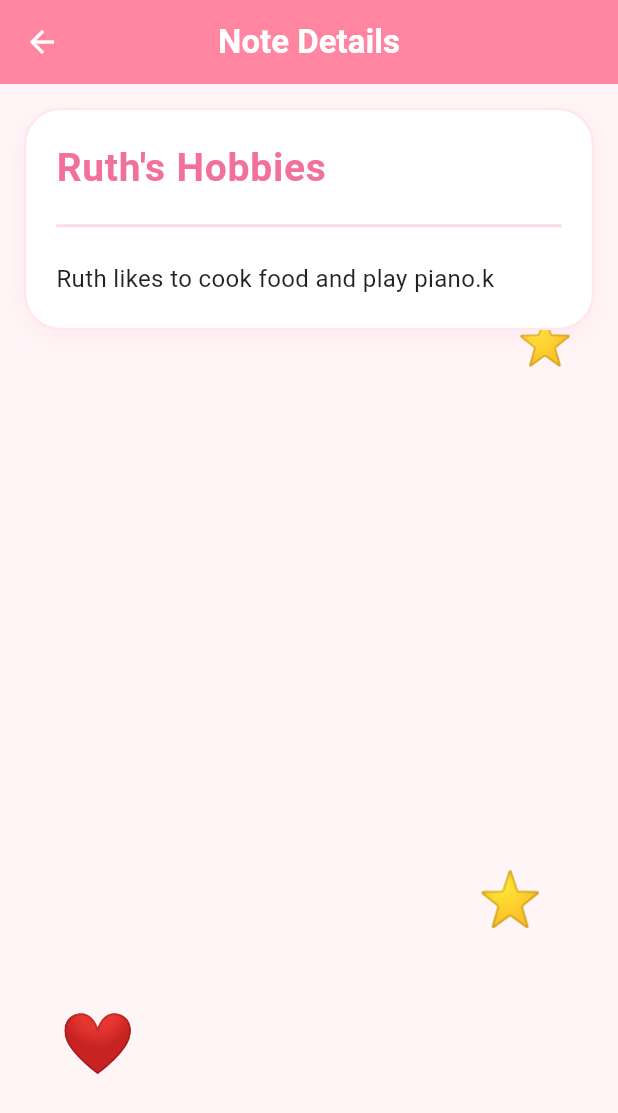
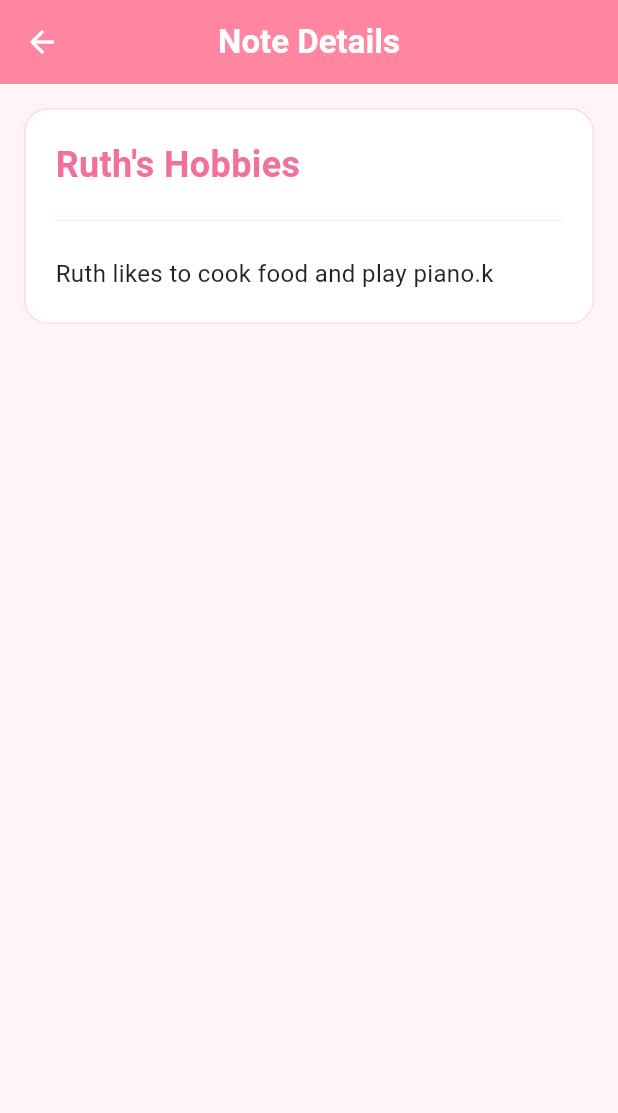
Before and after one commit to ruthdg43/Notesapp_http_UGR-9664-16, a Flutter app: the screen it shows after launch, after a tap on "Ruth's Hobbies", on a phone screen of 412 x 824 dp. Shown: the top 1113 px of the screen. Run offline on Flutter 3.47's test engine with Material 3 defaults, Android fonts, the phone set to English and light mode, and no system bars; network calls fail.

Commit message:
final commit

```diff
--- a/lib/screens/add_note_screen.dart
+++ b/lib/screens/add_note_screen.dart
@@ -1,7 +1,7 @@
 import 'package:flutter/material.dart';
 import 'package:provider/provider.dart';
 import '../providers/note_provider.dart';
-import '../widgets/aesthetic_background.dart';
+import '../providers/note_provider.dart';
 
 class AddNoteScreen extends StatefulWidget {
   const AddNoteScreen({super.key});
@@ -48,8 +48,7 @@ class _AddNoteScreenState extends State<AddNoteScreen> {
       appBar: AppBar(
         title: const Text('Add New Note', style: TextStyle(fontWeight: FontWeight.bold)),
       ),
-      body: AestheticBackground(
-        child: _isLoading
+      body: _isLoading
           ? const Center(child: CircularProgressIndicator())
           : Padding(
               padding: const EdgeInsets.all(16.0),
@@ -102,7 +101,6 @@ class _AddNoteScreenState extends State<AddNoteScreen> {
                 ),
               ),
             ),
-      ),
     );
   }
 }
--- a/lib/screens/edit_note_screen.dart
+++ b/lib/screens/edit_note_screen.dart
@@ -2,7 +2,7 @@ import 'package:flutter/material.dart';
 import 'package:provider/provider.dart';
 import '../models/note_model.dart';
 import '../providers/note_provider.dart';
-import '../widgets/aesthetic_background.dart';
+import '../providers/note_provider.dart';
 
 class EditNoteScreen extends StatefulWidget {
   final Note note;
@@ -59,8 +59,7 @@ class _EditNoteScreenState extends State<EditNoteScreen> {
       appBar: AppBar(
         title: const Text('Edit Note', style: TextStyle(fontWeight: FontWeight.bold)),
       ),
-      body: AestheticBackground(
-        child: _isLoading
+      body: _isLoading
           ? const Center(child: CircularProgressIndicator())
           : Padding(
               padding: const EdgeInsets.all(16.0),
@@ -113,7 +112,6 @@ class _EditNoteScreenState extends State<EditNoteScreen> {
                 ),
               ),
             ),
-      ),
     );
   }
 }
--- a/lib/screens/home_screen.dart
+++ b/lib/screens/home_screen.dart
@@ -2,7 +2,6 @@ import 'package:flutter/material.dart';
 import 'package:provider/provider.dart';
 import '../providers/note_provider.dart';
 import '../widgets/note_card.dart';
-import '../widgets/aesthetic_background.dart';
 import 'add_note_screen.dart';
 import 'edit_note_screen.dart';
 import 'note_details_screen.dart';
@@ -61,8 +60,7 @@ class _HomeScreenState extends State<HomeScreen> {
           ),
         ),
       ),
-      body: AestheticBackground(
-        child: Consumer<NoteProvider>(
+      body: Consumer<NoteProvider>(
         builder: (context, noteProvider, child) {
           if (noteProvider.isLoading && noteProvider.notes.isEmpty) {
             return const Center(child: CircularProgressIndicator());
@@ -120,7 +118,6 @@ class _HomeScreenState extends State<HomeScreen> {
           );
         },
       ),
-      ),
       floatingActionButton: FloatingActionButton.extended(
         onPressed: () {
           Navigator.push(
--- a/lib/screens/note_details_screen.dart
+++ b/lib/screens/note_details_screen.dart
@@ -1,6 +1,6 @@
 import 'package:flutter/material.dart';
 import '../models/note_model.dart';
-import '../widgets/aesthetic_background.dart';
+import '../models/note_model.dart';
 
 class NoteDetailsScreen extends StatelessWidget {
   final Note note;
@@ -12,23 +12,15 @@ class NoteDetailsScreen extends StatelessWidget {
       appBar: AppBar(
         title: const Text('Note Details', style: TextStyle(fontWeight: FontWeight.bold)),
       ),
-      body: AestheticBackground(
-        child: Padding(
+      body: Padding(
         padding: const EdgeInsets.all(16.0),
         child: Container(
           width: double.infinity,
           padding: const EdgeInsets.all(20.0),
           decoration: BoxDecoration(
             color: Colors.white,
-              borderRadius: BorderRadius.circular(24),
-              boxShadow: [
-                BoxShadow(
-                  color: const Color(0xFFFF85A1).withOpacity(0.1),
-                  blurRadius: 15,
-                  offset: const Offset(0, 5),
-                ),
-              ],
-              border: Border.all(color: const Color(0xFFFF85A1).withOpacity(0.2), width: 1.5),
+            borderRadius: BorderRadius.circular(16),
+            border: Border.all(color: const Color(0xFFFF85A1).withOpacity(0.3)),
           ),
           child: Column(
             mainAxisSize: MainAxisSize.min,
@@ -37,14 +29,13 @@ class NoteDetailsScreen extends StatelessWidget {
               Text(
                 note.title,
                 style: const TextStyle(
-                    fontSize: 26,
+                  fontSize: 24,
                   fontWeight: FontWeight.bold,
                   color: Color(0xFFF2709C),
-                    letterSpacing: 0.5,
                 ),
               ),
               const SizedBox(height: 12),
-                Divider(color: const Color(0xFFFF85A1).withOpacity(0.3), thickness: 2),
+              Divider(color: const Color(0xFFFF85A1).withOpacity(0.2)),
               const SizedBox(height: 16),
               Text(
                 note.body,
@@ -58,7 +49,6 @@ class NoteDetailsScreen extends StatelessWidget {
           ),
         ),
       ),
-      ),
     );
   }
 }
--- a/lib/widgets/aesthetic_background.dart
+++ /dev/null
@@ -1,59 +0,0 @@
-import 'package:flutter/material.dart';
-
-class AestheticBackground extends StatelessWidget {
-  final Widget child;
-
-  const AestheticBackground({
-    super.key,
-    required this.child,
-  });
-
-  @override
-  Widget build(BuildContext context) {
-    return Stack(
-      children: [
-        Container(
-          color: const Color(0xFFFFF5F7),
-        ),
-
-        const Positioned(
-          top: 50,
-          left: 20,
-          child: Text(
-            "❤️",
-            style: TextStyle(fontSize: 30),
-          ),
-        ),
-
-        const Positioned(
-          top: 150,
-          right: 30,
-          child: Text(
-            "⭐",
-            style: TextStyle(fontSize: 30),
-          ),
-        ),
-
-        const Positioned(
-          bottom: 100,
-          left: 40,
-          child: Text(
-            "❤️",
-            style: TextStyle(fontSize: 40),
-          ),
-        ),
-
-        const Positioned(
-          bottom: 200,
-          right: 50,
-          child: Text(
-            "⭐",
-            style: TextStyle(fontSize: 35),
-          ),
-        ),
-
-        child,
-      ],
-    );
-  }
-}
--- a/lib/widgets/note_card.dart
+++ b/lib/widgets/note_card.dart
@@ -19,21 +19,15 @@ class NoteCard extends StatelessWidget {
   Widget build(BuildContext context) {
     return GestureDetector(
       onTap: onTap,
-      child: Container(
+      child: Card(
         margin: const EdgeInsets.symmetric(horizontal: 16, vertical: 8),
-        padding: const EdgeInsets.all(20),
-        decoration: BoxDecoration(
-          color: Colors.white,
-          borderRadius: BorderRadius.circular(20),
-          boxShadow: [
-            BoxShadow(
-              color: const Color(0xFFFF85A1).withOpacity(0.1),
-              blurRadius: 10,
-              offset: const Offset(0, 4),
+        elevation: 0,
+        shape: RoundedRectangleBorder(
+          borderRadius: BorderRadius.circular(12),
+          side: BorderSide(color: const Color(0xFFFF85A1).withOpacity(0.2)),
         ),
-          ],
-          border: Border.all(color: const Color(0xFFFF85A1).withOpacity(0.2), width: 1.5),
-        ),
+        child: Padding(
+          padding: const EdgeInsets.all(16),
           child: Row(
             children: [
               Expanded(
@@ -44,48 +38,33 @@ class NoteCard extends StatelessWidget {
                       note.title,
                       style: const TextStyle(
                         color: Color(0xFFF2709C),
-                      fontSize: 20,
+                        fontSize: 18,
                         fontWeight: FontWeight.bold,
-                      letterSpacing: 0.5,
                       ),
                     ),
-                  const SizedBox(height: 8),
+                    const SizedBox(height: 4),
                     Text(
                       note.body,
                       maxLines: 2,
                       overflow: TextOverflow.ellipsis,
                       style: TextStyle(
-                      color: Colors.grey[700],
-                      fontSize: 15,
-                      height: 1.4,
+                        color: Colors.grey[600],
+                        fontSize: 14,
                       ),
                     ),
                   ],
                 ),
               ),
-            const SizedBox(width: 8),
-            Container(
-              decoration: BoxDecoration(
-                color: const Color(0xFFFF85A1).withOpacity(0.1),
-                shape: BoxShape.circle,
-              ),
-              child: IconButton(
-                icon: const Icon(Icons.edit_outlined, color: Color(0xFFF2709C), size: 22),
+              IconButton(
+                icon: const Icon(Icons.edit_outlined, color: Color(0xFFF2709C)),
                 onPressed: onEdit,
               ),
-            ),
-            const SizedBox(width: 8),
-            Container(
-              decoration: BoxDecoration(
-                color: Colors.red[50]!,
-                shape: BoxShape.circle,
-              ),
-              child: IconButton(
-                icon: const Icon(Icons.delete_outline, color: Colors.redAccent, size: 22),
+              IconButton(
+                icon: const Icon(Icons.delete_outline, color: Colors.redAccent),
                 onPressed: onDelete,
               ),
+            ],
           ),
-          ],
         ),
       ),
     );
```
Lines whose indentation alone changed are shown as unchanged.
